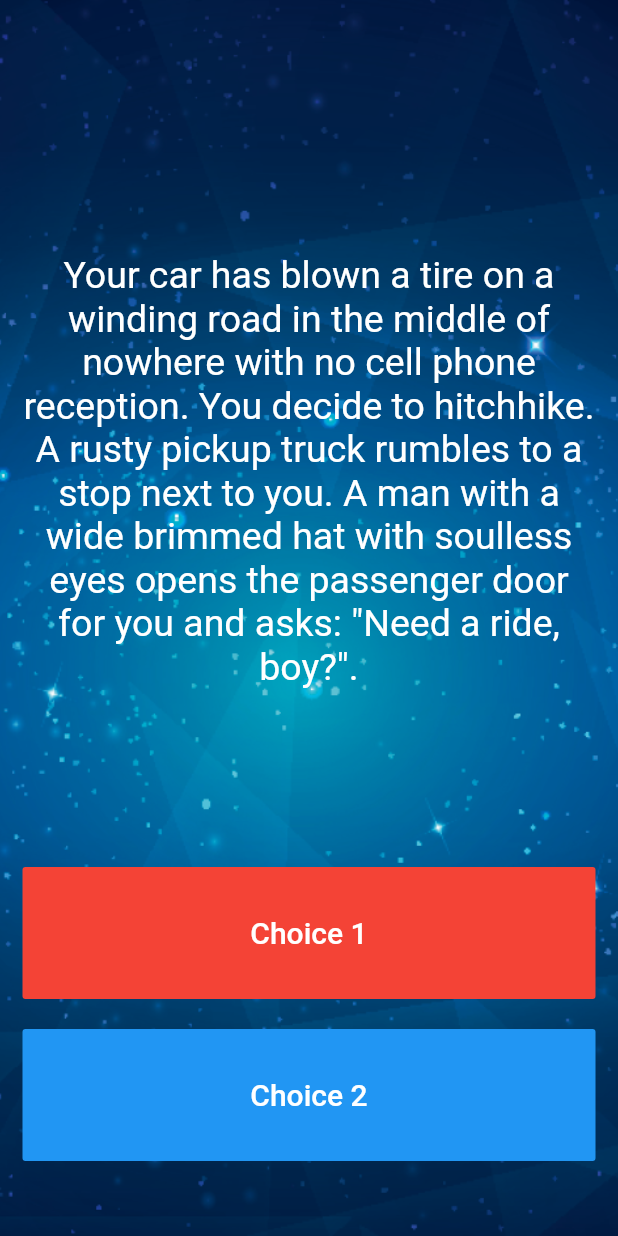
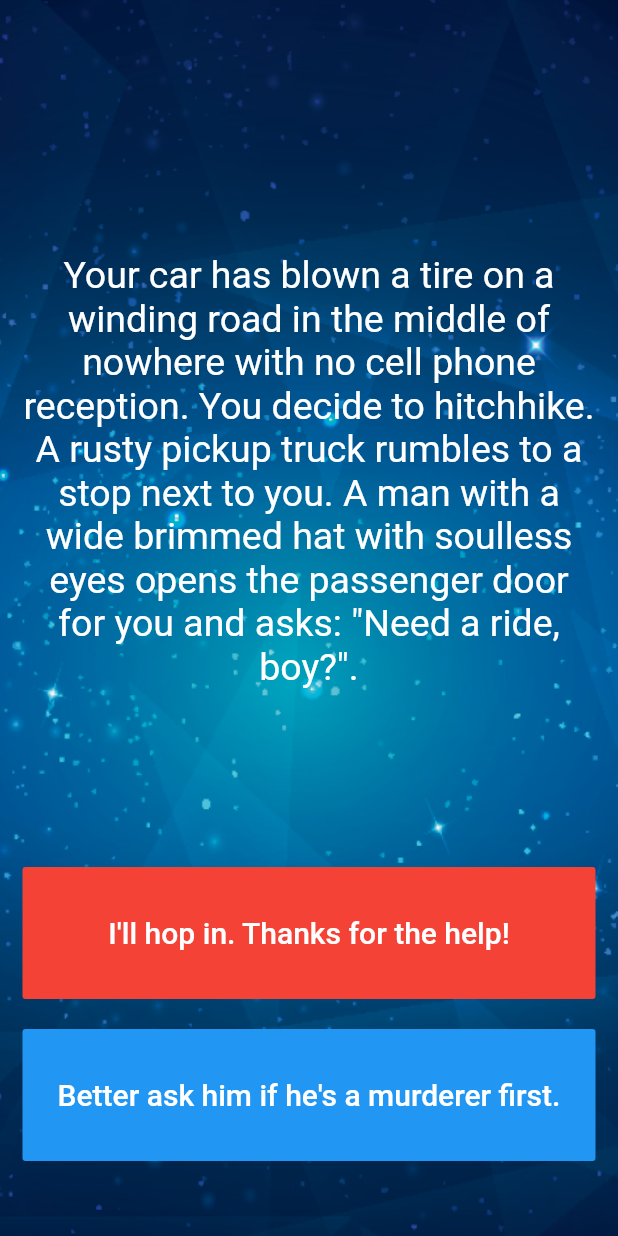
Before and after one commit to Oyekunle-Mark/rango_destini, a Flutter app: the screen it shows after launch, on a phone screen of 412 x 824 dp. Run offline on Flutter 3.47's test engine with Material 2 defaults, Android fonts, the phone set to English and light mode, and no system bars.

Commit message:
Displayed both choices

```diff
--- a/lib/main.dart
+++ b/lib/main.dart
@@ -58,8 +58,7 @@ class _StoryPageState extends State<StoryPage> {
                   },
                   color: Colors.red,
                   child: Text(
-                    //TODO: Step 13 - Use the storyBrain to get the text for choice 1.
-                    'Choice 1',
+                    _storyBrain.getChoice1(),
                     style: TextStyle(
                       fontSize: 20.0,
                     ),
@@ -80,8 +79,7 @@ class _StoryPageState extends State<StoryPage> {
                   },
                   color: Colors.blue,
                   child: Text(
-                    //TODO: Step 14 - Use the storyBrain to get the text for choice 2.
-                    'Choice 2',
+                    _storyBrain.getChoice2(),
                     style: TextStyle(
                       fontSize: 20.0,
                     ),
```
